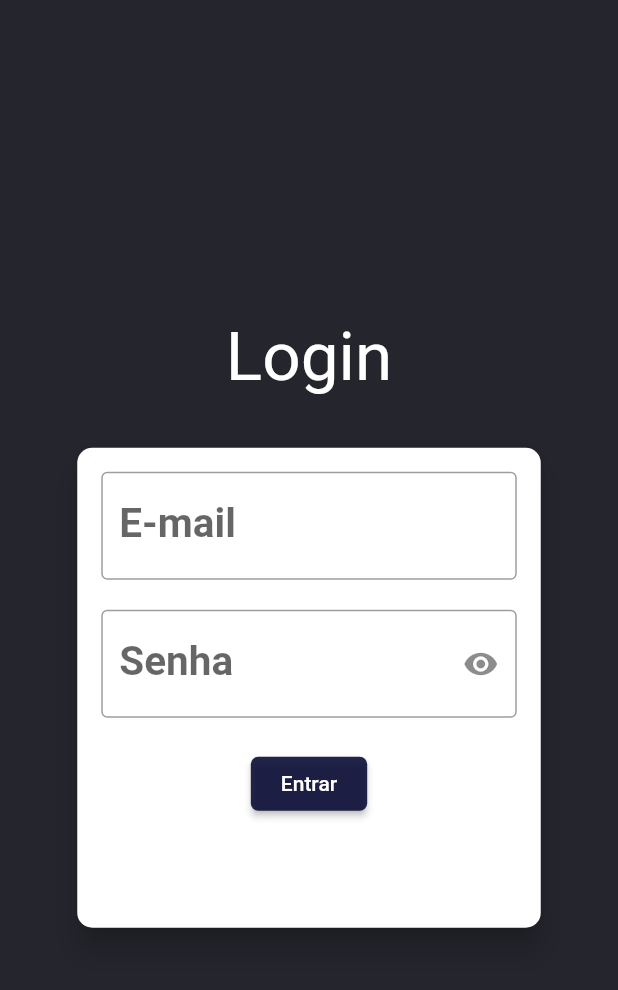
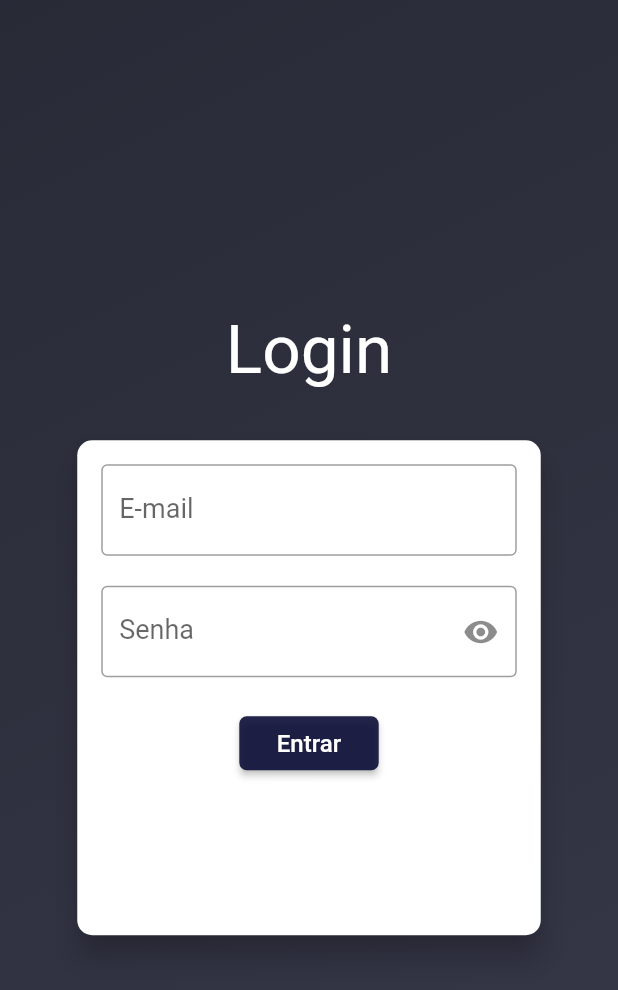
Before and after one commit to Wendel-Fl/games, a Flutter app: the screen it shows after launch, on a phone screen of 412 x 824 dp. Shown: the top 990 px of the screen. Run offline on Flutter 3.47's test engine with Material 2 defaults, Android fonts, the phone set to English and light mode, and no system bars; our stand-ins replace shared_preferences; Roboto replaces fonts that are missing (EduNSWACTFoundation).

Commit message:
:passport_control: Processo de autenticação

```diff
--- a/lib/features/auth/components/auth_form.dart
+++ b/lib/features/auth/components/auth_form.dart
@@ -13,6 +13,7 @@ class AuthForm extends StatefulWidget {
 
 class _AuthFormState extends State<AuthForm> {
   final _formKey = GlobalKey<FormState>();
+  final _passwordFocus = FocusNode();
   final Map<String, String> _authData = {'email': '', 'senha': ''};
   late final AuthController controller;
 
@@ -23,19 +24,34 @@ class _AuthFormState extends State<AuthForm> {
   void initState() {
     super.initState();
     _isObscured = true;
+    controller = context.read<AuthController>();
 
-    controller = context.read<AuthController>();
     controller.addListener(() {
       if (controller.state == AuthState.error) {
         ScaffoldMessenger.of(context).showSnackBar(
           const SnackBar(
-            content: Text('Erro na Autenticação'),
+            backgroundColor: Colors.redAccent,
+            content: Row(
+              children: [
+                Icon(
+                  Icons.error_outline_outlined,
+                  color: Colors.white,
+                ),
+                Text(' Erro na Autenticação'),
+              ],
+            ),
           ),
         );
       } else if (controller.state == AuthState.success) {
-        Navigator.of(context).pushReplacementNamed(AppRoutes.gameOverview);
+        Navigator.of(context).pushReplacementNamed(AppRoutes.home);
       }
     });
+  }
+
+  @override
+  void dispose() {
+    super.dispose();
+    _passwordFocus.dispose();
   }
 
   Future<void> submit() async {
@@ -65,7 +81,7 @@ class _AuthFormState extends State<AuthForm> {
       color: Colors.white,
       child: Container(
         padding: const EdgeInsets.all(16.0),
-        height: 320,
+        height: 330,
         width: deviceSize.width * 0.75,
         child: Form(
           key: _formKey,
@@ -73,13 +89,21 @@ class _AuthFormState extends State<AuthForm> {
             children: [
               TextFormField(
                 textAlign: TextAlign.center,
+                keyboardType: TextInputType.emailAddress,
+                style: const TextStyle(
+                  fontFamily: 'Roboto',
+                      fontSize: 18,
+                  fontWeight: FontWeight.normal
+                ),
                 decoration: const InputDecoration(
                   labelText: 'E-mail',
                   hintText: 'Informe seu e-mail...',
                   border: OutlineInputBorder(),
                 ),
-                keyboardType: TextInputType.emailAddress,
                 onSaved: (email) => _authData['email'] = email ?? '',
+                onFieldSubmitted: (_) => FocusScope.of(context).requestFocus(
+                  _passwordFocus,
+                ),
                 validator: (email) {
                   final newEmail = email ?? '';
                   if (newEmail.trim().isEmpty || !newEmail.contains('@')) {
@@ -90,9 +114,15 @@ class _AuthFormState extends State<AuthForm> {
               ),
               const SizedBox(height: 20),
               TextFormField(
+                obscureText: _isObscured,
+                focusNode: _passwordFocus,
+                textAlign: TextAlign.center,
                 keyboardType: TextInputType.visiblePassword,
-                textAlign: TextAlign.center,
-                obscureText: _isObscured,
+                style: const TextStyle(
+                    fontFamily: 'Roboto',
+                    fontSize: 18,
+                    fontWeight: FontWeight.normal
+                ),
                 decoration: InputDecoration(
                   label: const Text('Senha'),
                   hintText: 'Informe sua senha...',
@@ -108,6 +138,7 @@ class _AuthFormState extends State<AuthForm> {
                         : const Icon(Icons.visibility_off),
                   ),
                 ),
+                onFieldSubmitted: (_) => submit(),
                 onSaved: (senha) => _authData['senha'] = senha ?? '',
                 validator: (senha) {
                   final newSenha = senha ?? '';
@@ -121,15 +152,19 @@ class _AuthFormState extends State<AuthForm> {
               ElevatedButton(
                 onPressed: controller.state == AuthState.loading
                     ? null
-                    :   () {
+                    : () {
                         submit();
+                        FocusManager.instance.primaryFocus?.unfocus();
                       },
                 style: ElevatedButton.styleFrom(
                     shape: RoundedRectangleBorder(
                       borderRadius: BorderRadius.circular(5),
                     ),
-                    padding: const EdgeInsets.symmetric(horizontal: 20.0)),
-                child: const Text('Entrar'),
+                    padding: const EdgeInsets.symmetric(horizontal: 25.0)),
+                child: const Text(
+                  'Entrar',
+                  style: TextStyle(fontSize: 16),
+                ),
               ),
             ],
           ),
--- a/lib/features/auth/page/auth_page.dart
+++ b/lib/features/auth/page/auth_page.dart
@@ -10,6 +10,7 @@ class AuthPage extends StatefulWidget {
 }
 
 class _AuthPageState extends State<AuthPage> {
+
   @override
   Widget build(BuildContext context) {
     return Scaffold(
@@ -17,13 +18,14 @@ class _AuthPageState extends State<AuthPage> {
         children: [
           Container(
             decoration: const BoxDecoration(
-              color: Color.fromRGBO(1, 1, 10, 0.8549019607843137),
-              /*gradient: LinearGradient(
+              gradient: LinearGradient(
                 colors: [
-                  Color.fromRGBO(0, 2, 12, 0.84),
-                  Color.fromRGBO(6, 9, 38, 0.79),
+                  Color.fromRGBO(0, 3, 17, 0.8392156862745098),
+                  Color.fromRGBO(2, 3, 24, 0.788235294117647),
                 ],
-              ),*/
+                begin: Alignment.topLeft,
+                end: Alignment.bottomRight,
+              ),
             ),
           ),
           SizedBox(
@@ -38,14 +40,11 @@ class _AuthPageState extends State<AuthPage> {
                     horizontal: 20.0,
                   ),
                   margin: const EdgeInsets.only(bottom: 20.0),
-                  /*decoration: BoxDecoration(
-                    borderRadius: BorderRadius.circular(20),
-                    color: const Color.fromRGBO(14, 15, 21, 0.1),
-                  ),*/
                   child: Text(
                     'Login',
                     textAlign: TextAlign.center,
                     style: TextStyle(
+                      fontFamily: 'EduNSWACTFoundation',
                       fontSize: 45,
                       color: Theme.of(context)
                           .primaryTextTheme
```
Also changed, not shown: lib/features/auth/components/logout_button.dart (+29 -15 lines), lib/features/auth/controller/auth_controller.dart (+6 -4 lines).
